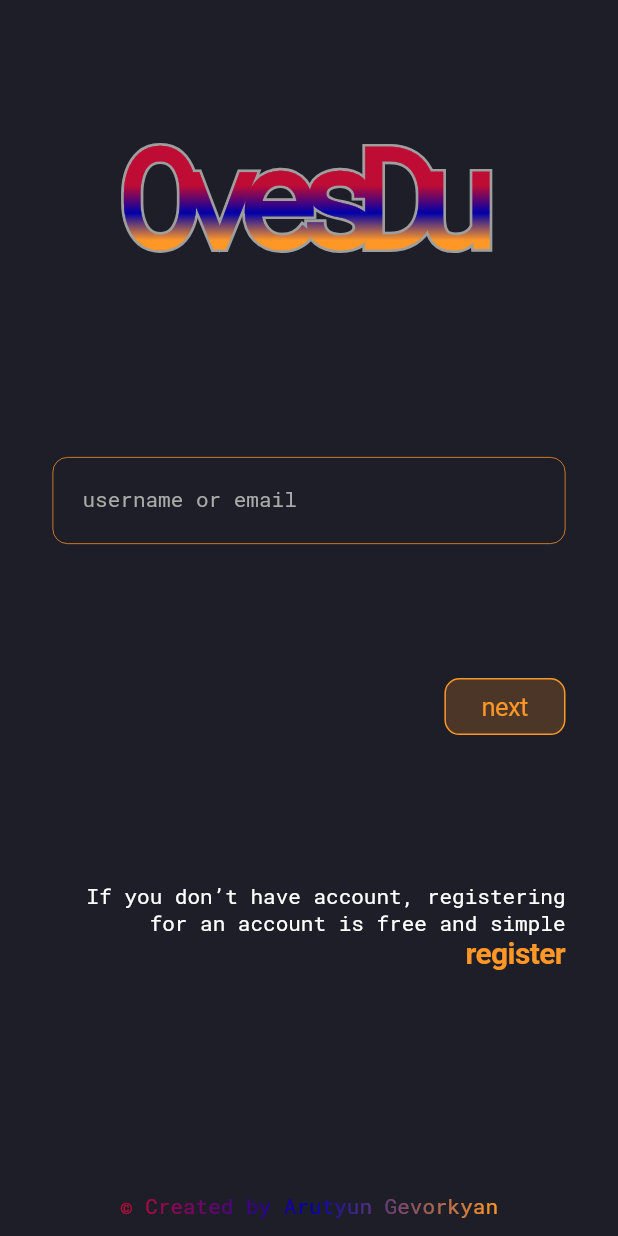
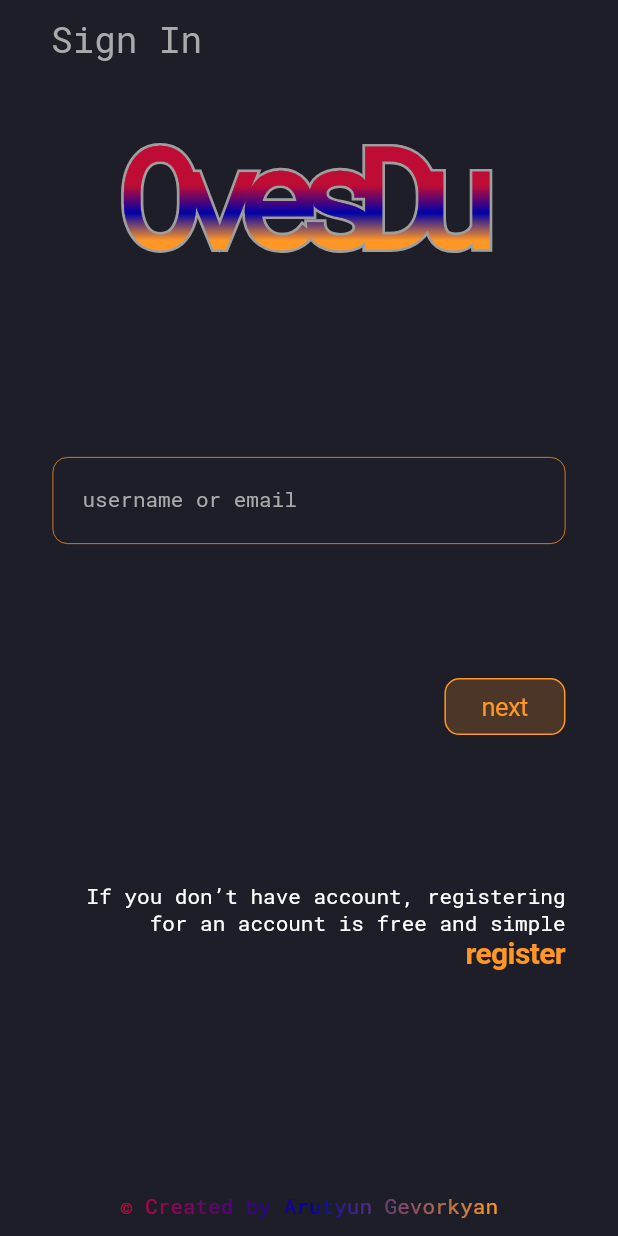
Before and after one commit to arutyun88/ovesdu_mobile, a Flutter app: the screen it shows after launch, on a phone screen of 412 x 824 dp. Run offline on Flutter 3.47's test engine with Material 2 defaults, Android fonts, the phone set to English and light mode, and no system bars; our stand-ins replace device_info_plus, dio, flutter_bloc, flutter_multi_formatter, freezed_annotation, get_it and 2 more; accounts and stored records are empty; generated files the repository leaves out were written again.

Commit message:
l10: signIn and signUp; LogoSliverDelegate: signIn and signUp

```diff
--- a/lib/feature/auth/ui/login_screen.dart
+++ b/lib/feature/auth/ui/login_screen.dart
@@ -2,13 +2,13 @@ import 'dart:io';
 
 import 'package:flutter/material.dart';
 import 'package:flutter_bloc/flutter_bloc.dart';
-import 'package:ovesdu_mobile/feature/auth/ui/widgets/password_widget.dart';
 
 import '../../../app/domain/entities/device_entity/device_entity.dart';
 import '../../../ui/widgets/created_by_widget.dart';
 import '../../../ui/widgets/logo_sliver_delegate.dart';
 import '../domain/state/auth_cubit.dart';
 import 'widgets/name_widget.dart';
+import 'widgets/password_widget.dart';
 
 class LoginScreen extends StatefulWidget {
   const LoginScreen({
@@ -31,6 +31,8 @@ class _LoginScreenState extends State<LoginScreen> {
   late String username = '';
   late DeviceEntity device = widget.device;
 
+  late ValueNotifier<bool> isAuth;
+
   @override
   void initState() {
     super.initState();
@@ -38,6 +40,7 @@ class _LoginScreenState extends State<LoginScreen> {
     _passwordController = TextEditingController();
     cubit = context.read<AuthCubit>();
     _pageController = PageController(initialPage: 0, keepPage: true);
+    isAuth = ValueNotifier(true);
   }
 
   @override
@@ -63,6 +66,7 @@ class _LoginScreenState extends State<LoginScreen> {
                   SliverPersistentHeader(
                     delegate: LogoDelegate(
                       MediaQuery.of(context).size.height / 3,
+                      isAuth,
                     ),
                   ),
                   SliverFillRemaining(
--- a/lib/l10n/app_en.arb
+++ b/lib/l10n/app_en.arb
@@ -1,5 +1,7 @@
 {
   "language": "English",
+  "loginTitleSignIn": "Sign In",
+  "loginTitleSignUp": "Sign Up",
   "@language": {
     "description": "The current language"
   },
--- a/lib/l10n/app_fr.arb
+++ b/lib/l10n/app_fr.arb
@@ -1,5 +1,7 @@
 {
   "language": "Français",
+  "loginTitleSignIn": "Sign In",
+  "loginTitleSignUp": "Sign Up",
   "next": "next",
   "back": "back",
   "usernameLabel": "username",
--- a/lib/l10n/app_hy.arb
+++ b/lib/l10n/app_hy.arb
@@ -1,5 +1,7 @@
 {
   "language": "Հայերեն",
+  "loginTitleSignIn": "Մուտք",
+  "loginTitleSignUp": "Գրանցում",
   "next": "շարունակել",
   "back": "ետ",
   "usernameLabel": "օգտագործողի անունը",
--- a/lib/l10n/app_ru.arb
+++ b/lib/l10n/app_ru.arb
@@ -1,5 +1,7 @@
 {
   "language": "Русский",
+  "loginTitleSignIn": "Вход",
+  "loginTitleSignUp": "Регистрация",
   "next": "далее",
   "back": "назад",
   "usernameLabel": "имя пользователя",
--- a/lib/ui/pages/auth_page.dart
+++ b/lib/ui/pages/auth_page.dart
@@ -56,6 +56,7 @@ class _AuthPageState extends State<AuthPage> {
                   SliverPersistentHeader(
                     delegate: LogoDelegate(
                       MediaQuery.of(context).size.height / 3,
+                      ValueNotifier(false),
                     ),
                   ),
                   SliverFillRemaining(
```
Also changed, not shown: lib/feature/auth/ui/register_screen.dart (deleted, +0 -14 lines), lib/ui/widgets/logo_sliver_delegate.dart (+30 -3 lines).
